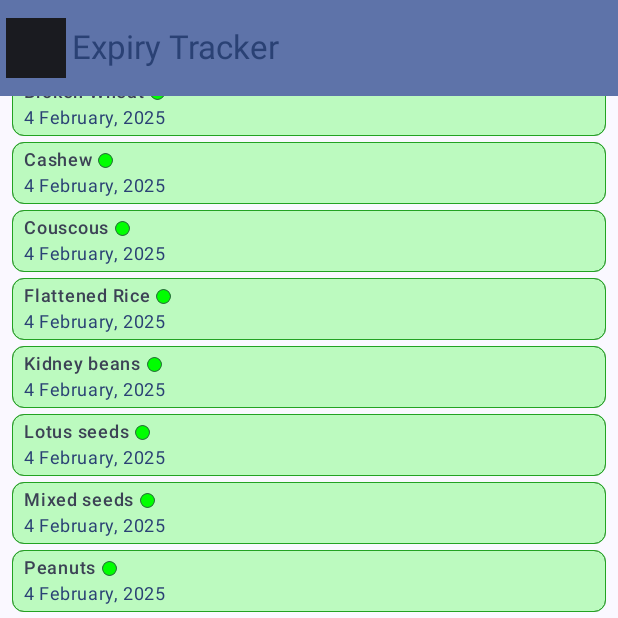
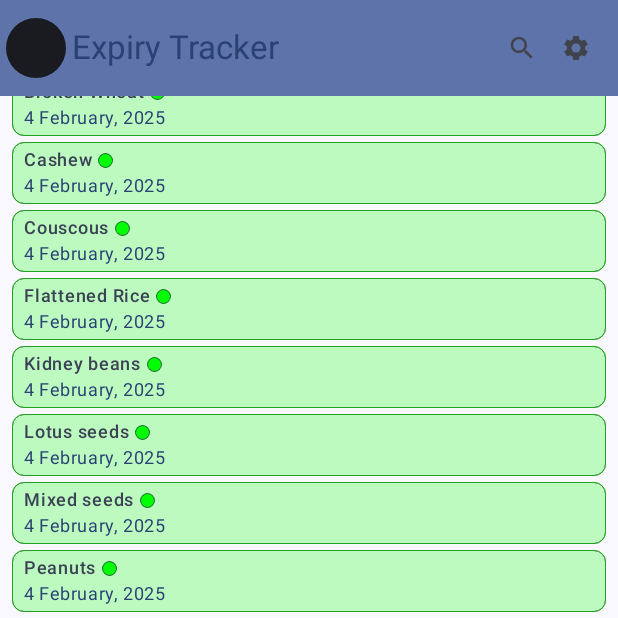
Before and after one commit to zocasa/ExpiryTracker, an Android app built with Jetpack Compose: the screen it shows after launch (MainActivity), scrolled down 653 dp, on a phone screen of 412 x 824 dp, the top half of it. Run offline under Robolectric (Android 15) with nearby library versions, the phone set to English and light mode, and no system bars.

```diff
--- a/app/src/main/java/com/example/expirytracker/ExpiryDate.kt
+++ b/app/src/main/java/com/example/expirytracker/ExpiryDate.kt
@@ -2,12 +2,27 @@ package com.example.expirytracker
 
 import java.text.DateFormatSymbols
 import java.time.LocalDate
+import java.time.temporal.ChronoUnit
 
 data class ExpiryDate(
     val date: Int,
     val month: Int,
     val year: Int,
     val displayableMonth: String = DateFormatSymbols().months[month-1]
-) {
+): Comparable<ExpiryDate> {
     val localDate: LocalDate = LocalDate.of(year, month, date)
+
+    override fun compareTo(other: ExpiryDate): Int {
+        if (this === other)
+            return 0
+
+        val daysBetween = ChronoUnit.DAYS.between(this.localDate, other.localDate)
+
+        return if (daysBetween < 0L)
+            1
+        else if (daysBetween == 0L)
+            0
+        else
+            -1
+    }
 }
--- a/app/src/main/java/com/example/expirytracker/ItemInfo.kt
+++ b/app/src/main/java/com/example/expirytracker/ItemInfo.kt
@@ -1,9 +1,27 @@
 package com.example.expirytracker
+
+import java.util.TreeSet
 
 data class ItemInfo(
     val name: String,
-    val expiryDate: ExpiryDate,
+    val expiryDates: TreeSet<ExpiryDate>,
     val productLink: String? = null
-) {
+): Comparable<ItemInfo> {
+    val expiryDate: ExpiryDate
+        get() {
+            return expiryDates.first()
+        }
     var daysRemaining: Long = 0L
+
+    override fun compareTo(other: ItemInfo): Int {
+        if (this === other)
+            return 0
+
+        val d = this.expiryDate.compareTo(other.expiryDate)
+
+        if (d != 0)
+            return d
+
+        return this.name.compareTo(other.name)
+    }
 }
--- a/app/src/main/java/com/example/expirytracker/MainActivity.kt
+++ b/app/src/main/java/com/example/expirytracker/MainActivity.kt
@@ -15,6 +15,7 @@ import androidx.compose.foundation.layout.Spacer
 import androidx.compose.foundation.layout.fillMaxSize
 import androidx.compose.foundation.layout.fillMaxWidth
 import androidx.compose.foundation.layout.height
+import androidx.compose.foundation.layout.offset
 import androidx.compose.foundation.layout.padding
 import androidx.compose.foundation.layout.size
 import androidx.compose.foundation.layout.width
@@ -23,10 +24,13 @@ import androidx.compose.foundation.lazy.items
 import androidx.compose.foundation.shape.CircleShape
 import androidx.compose.material.icons.Icons
 import androidx.compose.material.icons.filled.Add
+import androidx.compose.material.icons.filled.Search
+import androidx.compose.material.icons.filled.Settings
 import androidx.compose.material3.ElevatedButton
 import androidx.compose.material3.ExperimentalMaterial3Api
 import androidx.compose.material3.FloatingActionButton
 import androidx.compose.material3.Icon
+import androidx.compose.material3.IconButton
 import androidx.compose.material3.MaterialTheme
 import androidx.compose.material3.Scaffold
 import androidx.compose.material3.Surface
@@ -83,6 +87,7 @@ fun App() {
             color = MaterialTheme.colorScheme.surface,
             modifier = Modifier.fillMaxSize()
         ) {
+//            ItemList(SampleItemList.itemList, WARNING_DAYS, SAFE_DAYS, PaddingValues(all = 8.dp))
             Scaffold(
                 topBar = { AppTopBar() },
                 floatingActionButton = { AddItemFloatingActionButton() }
@@ -102,7 +107,35 @@ fun AppTopBar() {
         },
         colors = TopAppBarDefaults.topAppBarColors(containerColor = MaterialTheme.colorScheme.primaryContainer, titleContentColor = MaterialTheme.colorScheme.primary),
         navigationIcon = {
-            Icon(painter = painterResource(R.drawable.profile_picture), contentDescription = "", modifier = Modifier.size(40.dp))
+            Icon(
+                painter = painterResource(R.drawable.profile_picture),
+                contentDescription = "App Icon",
+                modifier = Modifier
+                    .size(40.dp)
+                    .clip(CircleShape)
+            )
+        },
+        actions = {
+            IconButton(
+                onClick = { /*TODO*/ },
+                modifier = Modifier.offset(12.dp)
+            ) {
+                Icon(
+                    Icons.Filled.Search,
+                    "Search",
+                    Modifier.size(20.dp)
+                )
+            }
+
+            IconButton(
+                onClick = { /*TODO*/ }
+            ) {
+                Icon(
+                    Icons.Filled.Settings,
+                    "Settings",
+                    Modifier.size(20.dp)
+                )
+            }
         }
     )
 }
@@ -294,6 +327,5 @@ fun getColorWithAlpha(color: Color, alpha: Float): Color {
 fun getItemsBetweenDays(itemInfoList: List<ItemInfo>, min: Long = Long.MIN_VALUE, max: Long = Long.MAX_VALUE): List<ItemInfo> {
     return itemInfoList
         .filter { it.daysRemaining in min..max }
-        .sortedBy { it.name }
-        .sortedBy { it.expiryDate.localDate }
+        .sortedBy { it }
 }
--- a/app/src/main/java/com/example/expirytracker/SampleItemList.kt
+++ b/app/src/main/java/com/example/expirytracker/SampleItemList.kt
@@ -3,33 +3,33 @@ package com.example.expirytracker
 object SampleItemList {
 
     val itemList = listOf(
-        ItemInfo("Paneer", ExpiryDate(26, 1, 2024)),
-        ItemInfo("Milk", ExpiryDate(30, 1, 2024)),
-        ItemInfo("Guacamole", ExpiryDate(24, 1, 2024), "https://www.amazon.com/PRODUCE-Hot-Guacamole-Dip-Small/dp/B09WZ9XCZQ"),
-        ItemInfo("Strawberry", ExpiryDate(20, 1, 2024), "https://www.amazon.com/produce-aisle-mburring-Organic-Strawberries/dp/B002B8Z98W"),
-        ItemInfo("Eggs", ExpiryDate(25, 1, 2024), "https://www.amazon.com/Vital-Farms-Restorative-Pasture-Raised/dp/B09RRDKJ58"),
-        ItemInfo("Bread", ExpiryDate(4, 2, 2024)),
-        ItemInfo("Honey", ExpiryDate(3, 2, 2025)),
-        ItemInfo("Semolina", ExpiryDate(4, 2, 2025)),
-        ItemInfo("Rice", ExpiryDate(4, 2, 2025)),
-        ItemInfo("Sorghum", ExpiryDate(4, 2, 2025)),
-        ItemInfo("Broken Wheat", ExpiryDate(4, 2, 2025)),
-        ItemInfo("Quinoa", ExpiryDate(4, 2, 2025)),
-        ItemInfo("Couscous", ExpiryDate(4, 2, 2025)),
-        ItemInfo("Wheat", ExpiryDate(4, 2, 2025)),
-        ItemInfo("Lotus seeds", ExpiryDate(4, 2, 2025)),
-        ItemInfo("Soybean", ExpiryDate(4, 2, 2025), "https://www.amazon.com/gp/aw/d/B086D52W5F"),
-        ItemInfo("Kidney beans", ExpiryDate(4, 2, 2025)),
-        ItemInfo("Peanuts", ExpiryDate(4, 2, 2025)),
-        ItemInfo("Cashew", ExpiryDate(4, 2, 2025)),
-        ItemInfo("Walnut", ExpiryDate(4, 2, 2025)),
-        ItemInfo("Pistachio", ExpiryDate(4, 2, 2025)),
-        ItemInfo("Almond", ExpiryDate(4, 2, 2025)),
-        ItemInfo("Raisins", ExpiryDate(4, 2, 2025)),
-        ItemInfo("Mixed seeds", ExpiryDate(4, 2, 2025)),
-        ItemInfo("Flattened Rice", ExpiryDate(4, 2, 2025)),
-        ItemInfo("Basmati Rice", ExpiryDate(4, 2, 2025)),
-        ItemInfo("Garam Masala", ExpiryDate(10, 2, 2024), "https://www.amazon.com/Everest-Garam-Masala-50g/dp/B017BK7MD4"),
-        ItemInfo("Orange Juice", ExpiryDate(13, 2, 2024)),
+        ItemInfo("Paneer", sortedSetOf(ExpiryDate(26, 1, 2024))),
+        ItemInfo("Milk", sortedSetOf(ExpiryDate(30, 1, 2024), ExpiryDate(15, 2, 2024))),
+        ItemInfo("Guacamole", sortedSetOf(ExpiryDate(24, 1, 2024)), "https://www.amazon.com/PRODUCE-Hot-Guacamole-Dip-Small/dp/B09WZ9XCZQ"),
+        ItemInfo("Strawberry", sortedSetOf(ExpiryDate(20, 1, 2024)), "https://www.amazon.com/produce-aisle-mburring-Organic-Strawberries/dp/B002B8Z98W"),
+        ItemInfo("Eggs", sortedSetOf(ExpiryDate(25, 1, 2024)), "https://www.amazon.com/Vital-Farms-Restorative-Pasture-Raised/dp/B09RRDKJ58"),
+        ItemInfo("Bread", sortedSetOf(ExpiryDate(4, 2, 2024))),
+        ItemInfo("Honey", sortedSetOf(ExpiryDate(3, 2, 2025))),
+        ItemInfo("Semolina", sortedSetOf(ExpiryDate(4, 2, 2025))),
+        ItemInfo("Rice", sortedSetOf(ExpiryDate(4, 2, 2025))),
+        ItemInfo("Sorghum", sortedSetOf(ExpiryDate(4, 2, 2025))),
+        ItemInfo("Broken Wheat", sortedSetOf(ExpiryDate(4, 2, 2025))),
+        ItemInfo("Quinoa", sortedSetOf(ExpiryDate(4, 2, 2025))),
+        ItemInfo("Couscous", sortedSetOf(ExpiryDate(4, 2, 2025))),
+        ItemInfo("Wheat", sortedSetOf(ExpiryDate(4, 2, 2025))),
+        ItemInfo("Lotus seeds", sortedSetOf(ExpiryDate(4, 2, 2025))),
+        ItemInfo("Soybean", sortedSetOf(ExpiryDate(4, 2, 2025)), "https://www.amazon.com/gp/aw/d/B086D52W5F"),
+        ItemInfo("Kidney beans", sortedSetOf(ExpiryDate(4, 2, 2025))),
+        ItemInfo("Peanuts", sortedSetOf(ExpiryDate(4, 2, 2025))),
+        ItemInfo("Cashew", sortedSetOf(ExpiryDate(4, 2, 2025))),
+        ItemInfo("Walnut", sortedSetOf(ExpiryDate(4, 2, 2025))),
+        ItemInfo("Pistachio", sortedSetOf(ExpiryDate(4, 2, 2025))),
+        ItemInfo("Almond", sortedSetOf(ExpiryDate(4, 2, 2025))),
+        ItemInfo("Raisins", sortedSetOf(ExpiryDate(4, 2, 2025))),
+        ItemInfo("Mixed seeds", sortedSetOf(ExpiryDate(4, 2, 2025))),
+        ItemInfo("Flattened Rice", sortedSetOf(ExpiryDate(4, 2, 2025))),
+        ItemInfo("Basmati Rice", sortedSetOf(ExpiryDate(4, 3, 2024))),
+        ItemInfo("Garam Masala", sortedSetOf(ExpiryDate(10, 2, 2024)), "https://www.amazon.com/Everest-Garam-Masala-50g/dp/B017BK7MD4"),
+        ItemInfo("Orange Juice", sortedSetOf(ExpiryDate(13, 2, 2024))),
     )
 }
```
